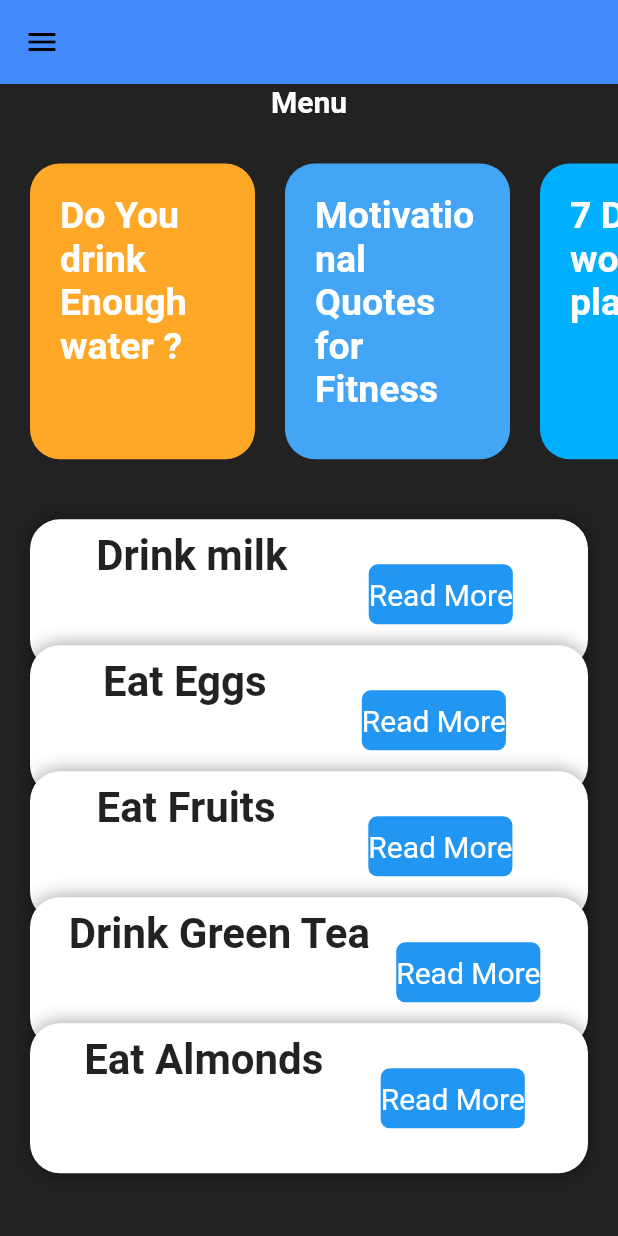
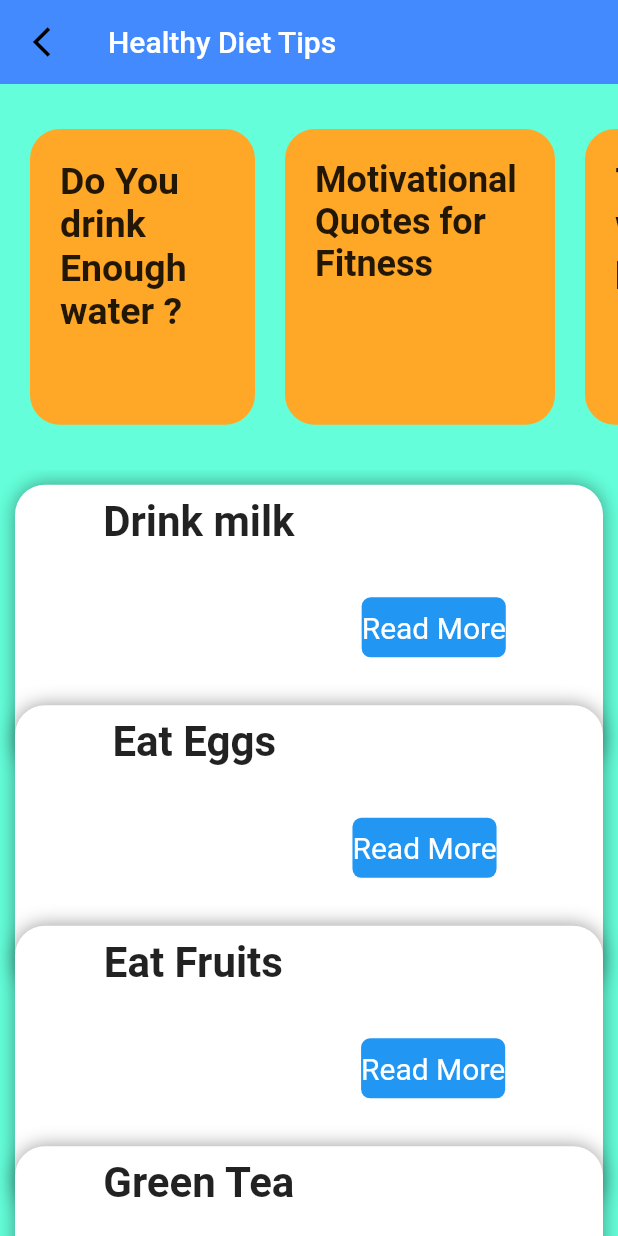
Before and after one commit to Zeo-shark/GymStructor, a Flutter app: the HealthyDiet screen opened directly, on a phone screen of 412 x 824 dp. Run offline on Flutter 3.47's test engine with Material 2 defaults, Android fonts, the phone set to English and light mode, and no system bars; drawn by our look-alikes of rflutter_alert; our stand-ins replace cloud_firestore, firebase_core, fluttertoast, font_awesome_flutter, introduction_screen, youtube_player_flutter; accounts and stored records are empty.

Commit message:
improved healthy diet section

```diff
--- a/gym_app/lib/Screens/Healthy_Diet/data.dart
+++ b/gym_app/lib/Screens/Healthy_Diet/data.dart
@@ -1,27 +1,27 @@
 const FOOD_DATA = [
   {
     "name":"Drink milk",
-    "details":"Milk improves \n Protein for Overall Health \n Strong Bones and Teeth \n  One cup of whole milk contains: Calories: 149 \n Protein: 8 grams \n  Fat: 8 grams \n Carbohydrates: 12 grams \n Fiber: 0 grams \n Sugar: 12 grams",
+    "details":"Milk and dairy products provides\nProtein for Overall Health\nStrong Bones and Teeth\nOne cup of whole milk contains: Calories: 149\nProtein: 8 grams\nFat: 8 grams\nCarbohydrates: 12 grams\nFiber: 0 grams\nSugar: 12 grams",
     "image":"h1.jpeg"
   },
   {
     "name":"Eat Eggs",
-    "details":"Eating egg increases feelings of fullness. \n A single large boiled egg contains:\n Vitamin A: 6% of the RDA \n Folate: 5% of the RDA \n Vitamin B5: 7% of the RDA \n Vitamin B12: 9% of the RDA\n Vitamin B2: 15% of the RDA\nPhosphorus: 9% of the RDA\nSelenium: 22% of the RDA",
+    "details":"Eating egg increases feelings of fullness.\nA single large boiled egg contains:\nVitamin A: 6% of the RDA\nFolate: 5% of the RDA\nVitamin B5: 7% of the RDA\nVitamin B12: 9% of the RDA\nVitamin B2:15% of the RDA\nPhosphorus: 9% of the RDA\nSelenium: 22% of the RDA",
     "image":"h2.jpeg"
   },
   {
     "name":"Eat Fruits ",
-    "details":"Fruits and Vegetables contains essential vitamins\n Fruits are low in sodium, fat, and calories.\n No fruit has cholesterol.\n Fruits are a source for many essential nutrients that are under-consumed, including potassium, Vitamin C, dietary fibre, and folate (folic acid). \n Potassium-rich diets help maintain healthy blood pressure. Fruit sources of potassium include prunes, bananas, prune juice, dried peaches and apricots, cantaloupe, honeydew melon, and orange juice.",
+    "details":"Fruits and Vegetables contains essential vitamins\nFruits are low in sodium, fat, and calories.\nNo fruit has cholesterol\nFruits are a source for many essential nutrients that are under-consumed, including potassium, Vitamin C, dietary fibre, and folate (folic acid).\nPotassium-rich diets help maintain healthy blood pressure.\nFruit sources of potassium include prunes, bananas, prune juice, dried peaches and apricots, cantaloupe, honeydew melon, and orange juice.",
     "image":"h3.jpeg"
   },
   {
-    "name":"Drink Green Tea",
-    "details":"t’s loaded with antioxidants that have many health benefits, which may include:\n improved brain function \n fat loss \n protecting against cancer \n lowering the risk of heart disease",
+    "name":"Green Tea",
+    "details":"Green tea is loaded with antioxidants that have many health benefits, which may include:\nImproved brain function\nfat loss\nProtecting against cancer\nlowering the risk of heart disease",
     "image":"h4.jpeg"
   },
   {
     "name":"Eat Almonds",
-    "details":"Almonds boast an impressive nutrient profile.\n A(28-gram) serving of almonds contains:\n Fiber: 3.5 grams\n Protein: 6 grams\n Fat: 14 grams (9 of which are monounsaturated) \n Vitamin E: 37% of the RDI \n Manganese: 32% of the RDI \n Magnesium: 20% of the RDI",
+    "details":"Almonds boast an impressive nutrient profile.\nA(28-gram) serving of almonds contains:\nFiber: 3.5 grams\nProtein: 6 grams\nFat: 14 grams (9 of which are monounsaturated) \nVitamin E: 37% of the RDI \nManganese: 32% of the RDI\nMagnesium: 20% of the RDI",
     "image":"h5.jpeg"
   }
 ];
--- a/gym_app/lib/Screens/Healthy_Diet/healthy_diet.dart
+++ b/gym_app/lib/Screens/Healthy_Diet/healthy_diet.dart
@@ -22,8 +22,8 @@ class _HealthyDiet extends State<HealthyDiet> {
     List<Widget> listItems = [];
     responseList.forEach((post) {
       listItems.add(Container(
-          height:100,
-          margin: const EdgeInsets.symmetric(horizontal: 20, vertical: 10),
+          height:190,
+          margin: const EdgeInsets.symmetric(horizontal: 10, vertical: 10),
          decoration: BoxDecoration(borderRadius: BorderRadius.all(Radius.circular(20.0)), color: Colors.white, boxShadow: [
           BoxShadow(color: Colors.black.withAlpha(100), blurRadius: 10.0),
         ]),
@@ -31,7 +31,7 @@ class _HealthyDiet extends State<HealthyDiet> {
               padding: const EdgeInsets.symmetric(horizontal: 20.0, vertical: 8),
               child: Expanded(
                 child: Row(
-                  mainAxisAlignment: MainAxisAlignment.spaceAround,
+                  mainAxisAlignment: MainAxisAlignment.spaceEvenly,
                   children: <Widget>[
                     Column(
                       crossAxisAlignment: CrossAxisAlignment.start,
@@ -103,12 +103,16 @@ class _HealthyDiet extends State<HealthyDiet> {
     final double categoryHeight = size.height*0.30;
     return SafeArea(
       child: Scaffold(
-        backgroundColor: Colors.black87,
+        backgroundColor: Colors.tealAccent,
         appBar: AppBar(
+          title: Text("Healthy Diet Tips"),
           elevation: 0,
           backgroundColor: Colors.blueAccent,
-          leading: Icon(
-            Icons.menu,
+          leading: IconButton(
+            icon: Icon(Icons.arrow_back_ios_outlined),
+            onPressed: () {
+              Navigator.pop(context);
+              },
             color: Colors.black,
           ),
         ),
@@ -116,15 +120,6 @@ class _HealthyDiet extends State<HealthyDiet> {
           height: size.height,
           child: Column(
             children: <Widget>[
-              Row(
-                mainAxisAlignment: MainAxisAlignment.spaceAround,
-                children: <Widget>[
-                  Text(
-                    "Menu",
-                    style: TextStyle(color: Colors.white, fontWeight: FontWeight.bold, fontSize: 20),
-                  ),
-                ],
-              ),
               const SizedBox(
                 height: 10,
               ),
@@ -202,14 +197,25 @@ class CategoriesScroller extends StatelessWidget {
                       TextButton(
                         onPressed: (){
                           Alert(
-                            context: context,
-                            title: "Drink Water",
-                            desc: "Drink more water to avoid dehydration ",
-                            image: Image.asset("assets/c1.jpeg"),
-                          ).show();
+                              context: context,
+                              title: "Drink more Water to avoid dehydration",
+                              content: Column(
+                                children: <Widget>[
+                                  Image.asset("assets/c1.jpeg"),
+                                ],
+                              ),
+                              buttons: [
+                                DialogButton(
+                                  onPressed: () => Navigator.pop(context),
+                                  child: Text(
+                                    "OK",
+                                    style: TextStyle(color: Colors.white, fontSize: 18),
+                                  ),
+                                )
+                              ]).show();
                         },
                        child:Text("Do You drink Enough water ?",
-                        style: TextStyle(fontSize: 25, color: Colors.white, fontWeight: FontWeight.bold),
+                        style: TextStyle(fontSize: 25, color: Colors.black87, fontWeight: FontWeight.bold),
                       ),
                       ),
                     ],
@@ -217,10 +223,10 @@ class CategoriesScroller extends StatelessWidget {
                 ),
               ),
               Container(
-                width: 150,
+                width: 180,
                 margin: EdgeInsets.only(right: 20),
                 height: categoryHeight,
-                decoration: BoxDecoration(color: Colors.blue.shade400, borderRadius: BorderRadius.all(Radius.circular(20.0))),
+                decoration: BoxDecoration(color: Colors.orange.shade400, borderRadius: BorderRadius.all(Radius.circular(20.0))),
                 child: Container(
                   child: Padding(
                     padding: const EdgeInsets.all(12.0),
@@ -249,7 +255,7 @@ class CategoriesScroller extends StatelessWidget {
                                 ]).show();
                           },
                           child:Text("Motivational Quotes for Fitness",
-                            style: TextStyle(fontSize: 25, color: Colors.white, fontWeight: FontWeight.bold),
+                            style: TextStyle(fontSize: 24, color: Colors.black87, fontWeight: FontWeight.bold),
                           ),
                         ),
                       ],
@@ -261,7 +267,7 @@ class CategoriesScroller extends StatelessWidget {
                 width: 150,
                 margin: EdgeInsets.only(right: 20),
                 height: categoryHeight,
-                decoration: BoxDecoration(color: Colors.lightBlueAccent.shade400, borderRadius: BorderRadius.all(Radius.circular(20.0))),
+                decoration: BoxDecoration(color:Colors.orange.shade400, borderRadius: BorderRadius.all(Radius.circular(20.0))),
                 child: Padding(
                   padding: const EdgeInsets.all(12.0),
                   child: Column(
@@ -270,14 +276,25 @@ class CategoriesScroller extends StatelessWidget {
                       TextButton(
                         onPressed: (){
                           Alert(
-                            context: context,
-                            title: "Follow the 7 days workout plan",
-                            desc: "And see results yourself",
-                            image: Image.asset("assets/c2.jpeg"),
-                          ).show();
+                              context: context,
+                              title: "Follow the 7 days workout plan and see results yourself",
+                              content: Column(
+                                children: <Widget>[
+                                  Image.asset("assets/c2.jpg",height: 400,),
+                                ],
+                              ),
+                              buttons: [
+                                DialogButton(
+                                  onPressed: () => Navigator.pop(context),
+                                  child: Text(
+                                    "OK",
+                                    style: TextStyle(color: Colors.white, fontSize: 18),
+                                  ),
+                                )
+                              ]).show();
                         },
                         child:Text("7 Days workout plan ",
-                          style: TextStyle(fontSize: 25, color: Colors.white, fontWeight: FontWeight.bold),
+                          style: TextStyle(fontSize: 25, color: Colors.black87, fontWeight: FontWeight.bold),
                         ),
                       ),
                     ],
--- a/gym_app/pubspec.yaml
+++ b/gym_app/pubspec.yaml
@@ -63,6 +63,10 @@ flutter:
     - assets/h3.jpeg
     - assets/h4.jpeg
     - assets/h5.jpeg
+    - assets/c1.jpeg
+    - assets/q1.jpeg
+    - assets/q2.jpeg
+    - assets/c2.jpg
 
   # An image asset can refer to one or more resolution-specific "variants", see
   # https://flutter.dev/assets-and-images/#resolution-aware.
```
